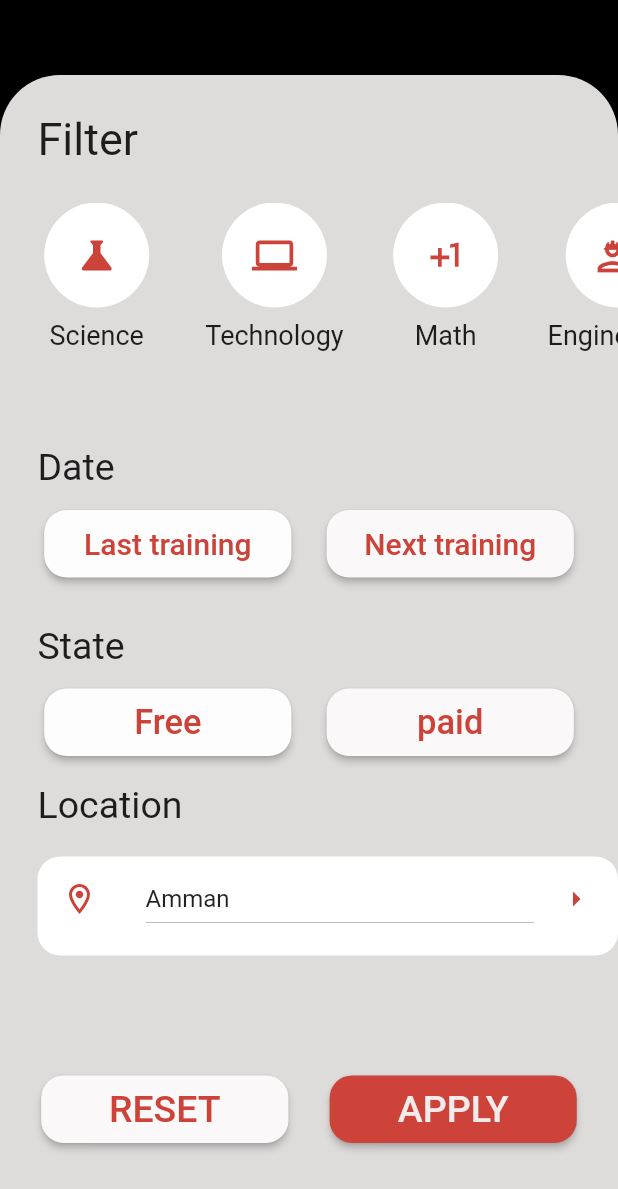
After one commit to tuqa99/Darebny, a Flutter app: the FilterPag screen opened directly, on a phone screen of 412 x 824 dp. The commit adds this screen. Shown: the top 1189 px of the screen. Run offline on Flutter 3.47's test engine with Material 2 defaults, Android fonts, the phone set to English and light mode, and no system bars; our stand-ins replace cloud_firestore, firebase_auth, firebase_core, unicons; accounts and stored records are empty; statements that could not run were skipped.

Commit message:
fliter page

```diff
--- a/lib/main.dart
+++ b/lib/main.dart
@@ -1,12 +1,16 @@
+import 'package:cloud_firestore/cloud_firestore.dart';
+import 'package:darebny/screens/Filter/filter%20page.dart';
 import 'package:firebase_core/firebase_core.dart';
 import 'firebase_options.dart';
 import 'package:darebny/screens/Splash.dart';
 import 'package:flutter/material.dart';
 
-void main() async{
+void main() async {
   {
     WidgetsFlutterBinding.ensureInitialized();
-    await Firebase.initializeApp(  options: DefaultFirebaseOptions.currentPlatform,);
+    await Firebase.initializeApp(
+      options: DefaultFirebaseOptions.currentPlatform,
+    );
     runApp(MyApp());
   }
   runApp(const MyApp());
@@ -19,7 +23,7 @@ class MyApp extends StatelessWidget {
   Widget build(BuildContext context) {
     return const MaterialApp(
       debugShowCheckedModeBanner: false,
-      home: Splash(),
+      home: FilterPag(),
     );
   }
 }
--- /dev/null
+++ b/lib/screens/Filter/Filter page.dart
@@ -0,0 +1,53 @@
+import 'package:darebny/screens/Filter/Filter%20widget.dart';
+import 'package:flutter/material.dart';
+
+class FilterPag extends StatefulWidget {
+  const FilterPag({super.key});
+
+  @override
+  State<FilterPag> createState() => _FilterPagState();
+}
+
+class _FilterPagState extends State<FilterPag> {
+  @override
+  Widget build(BuildContext context) {
+    return Scaffold(
+        body: Stack(
+      children: [
+        Container(
+          color: Colors.black,
+          height: MediaQuery.of(context).size.height,
+          width: MediaQuery.of(context).size.width,
+        ),
+        Padding(
+          padding: const EdgeInsets.only(top: 50.0),
+          child: Container(
+            height: MediaQuery.of(context).size.height,
+            width: MediaQuery.of(context).size.width,
+            decoration: BoxDecoration(
+                color: Color.fromRGBO(228, 225, 225, 0.973),
+                borderRadius: BorderRadius.only(
+                    topLeft: Radius.circular(40),
+                    topRight: Radius.circular(40))),
+            child: SingleChildScrollView(
+              child: Column(
+                crossAxisAlignment: CrossAxisAlignment.start,
+                children: [
+                  title(),
+                  IconsFields(),
+                  Date(),
+                  DateOption(),
+                  trainingstate(),
+                  trainingOption(),
+                  Location(),
+                  locationOptions(),
+                  ApplyBotton()
+                ],
+              ),
+            ),
+          ),
+        ),
+      ],
+    ));
+  }
+}
--- /dev/null
+++ b/lib/screens/Filter/Filter widget.dart
@@ -0,0 +1,344 @@
+import "package:flutter/material.dart";
+
+class title extends StatelessWidget {
+  const title({super.key});
+
+  @override
+  Widget build(BuildContext context) {
+    return Padding(
+      padding: const EdgeInsets.all(25.0),
+      child: Text(
+        'Filter',
+        style: TextStyle(fontSize: 30),
+      ),
+    );
+  }
+}
+
+class IconsFields extends StatefulWidget {
+  const IconsFields({super.key});
+
+  @override
+  State<IconsFields> createState() => _IconsFieldsState();
+}
+
+class _IconsFieldsState extends State<IconsFields> {
+  List<String> major = [
+    'Science',
+    'Technology',
+    'Math',
+    'Engineering',
+    'medical',
+    'Business ',
+    'languages',
+    'programming',
+    'lawyer'
+  ];
+  List<IconData> majorIcon = [
+    Icons.science,
+    Icons.computer,
+    Icons.plus_one_outlined,
+    Icons.engineering_outlined,
+    Icons.medical_services,
+    Icons.business,
+    Icons.language,
+    Icons.laptop_windows_sharp,
+    Icons.rule_folder_sharp
+  ];
+  @override
+  Widget build(BuildContext context) {
+    return Container(
+      height: 150,
+      width: double.infinity,
+      child: ListView.builder(
+        itemCount: major.length,
+        scrollDirection: Axis.horizontal,
+        itemBuilder: (context, index) {
+          return Padding(
+            padding: const EdgeInsets.only(left: 25.0),
+            child: GestureDetector(
+              onTap: () {},
+              child: Column(
+                children: [
+                  GestureDetector(
+                    onTap: () {},
+                    child: CircleAvatar(
+                      backgroundColor: Colors.white,
+                      radius: 35,
+                      child: Icon(majorIcon[index],
+                          size: 30, color: Color.fromRGBO(205, 67, 58, 1)),
+                    ),
+                  ),
+                  Padding(
+                    padding: const EdgeInsets.all(8.0),
+                    child: Text(
+                      major[index],
+                      style: TextStyle(fontSize: 18),
+                    ),
+                  )
+                ],
+              ),
+            ),
+          );
+        },
+      ),
+    );
+  }
+}
+
+class Date extends StatelessWidget {
+  const Date({super.key});
+
+  @override
+  Widget build(BuildContext context) {
+    return Padding(
+      padding: const EdgeInsets.only(top: 12.0, bottom: 8, left: 25),
+      child: Text(
+        'Date ',
+        style: TextStyle(fontSize: 25),
+      ),
+    );
+  }
+}
+
+class DateOption extends StatefulWidget {
+  const DateOption({super.key});
+
+  @override
+  State<DateOption> createState() => _DateOptionState();
+}
+
+class _DateOptionState extends State<DateOption> {
+  @override
+  Widget build(BuildContext context) {
+    return Padding(
+      padding: const EdgeInsets.all(6.0),
+      child: Row(
+        mainAxisAlignment: MainAxisAlignment.spaceEvenly,
+        children: [
+          Container(
+              height: 45,
+              width: MediaQuery.of(context).size.width * 0.4,
+              child: ElevatedButton(
+                  style: ButtonStyle(
+                      shape: MaterialStateProperty.all(RoundedRectangleBorder(
+                          borderRadius: BorderRadius.circular(15))),
+                      backgroundColor: MaterialStateProperty.all(
+                          Color.fromRGBO(253, 253, 253, 1))),
+                  onPressed: () {},
+                  child: Text(
+                    "Last training",
+                    style: TextStyle(
+                        color: Color.fromRGBO(205, 67, 58, 1), fontSize: 20),
+                  ))),
+          Container(
+              height: 45,
+              width: MediaQuery.of(context).size.width * 0.4,
+              child: ElevatedButton(
+                  style: ButtonStyle(
+                      shape: MaterialStateProperty.all(RoundedRectangleBorder(
+                          borderRadius: BorderRadius.circular(15))),
+                      backgroundColor: MaterialStateProperty.all(
+                          Color.fromRGBO(250, 248, 248, 1))),
+                  onPressed: () {},
+                  child: Text(
+                    "Next training",
+                    style: TextStyle(
+                        color: Color.fromRGBO(205, 67, 58, 1), fontSize: 20),
+                  ))),
+        ],
+      ),
+    );
+  }
+}
+
+class trainingstate extends StatelessWidget {
+  const trainingstate({super.key});
+
+  @override
+  Widget build(BuildContext context) {
+    return Padding(
+      padding: const EdgeInsets.only(top: 25.0, bottom: 8, left: 25),
+      child: Text(
+        'State ',
+        style: TextStyle(fontSize: 25),
+      ),
+    );
+  }
+}
+
+class trainingOption extends StatefulWidget {
+  const trainingOption({super.key});
+
+  @override
+  State<trainingOption> createState() => _trainingOptionState();
+}
+
+class _trainingOptionState extends State<trainingOption> {
+  @override
+  Widget build(BuildContext context) {
+    return Padding(
+      padding: const EdgeInsets.all(6.0),
+      child: Row(
+        mainAxisAlignment: MainAxisAlignment.spaceEvenly,
+        children: [
+          Container(
+              height: 45,
+              width: MediaQuery.of(context).size.width * 0.4,
+              child: ElevatedButton(
+                  style: ButtonStyle(
+                      shape: MaterialStateProperty.all(RoundedRectangleBorder(
+                          borderRadius: BorderRadius.circular(15))),
+                      backgroundColor: MaterialStateProperty.all(
+                          Color.fromRGBO(253, 253, 253, 1))),
+                  onPressed: () {},
+                  child: Text(
+                    "Free",
+                    style: TextStyle(
+                        color: Color.fromRGBO(205, 67, 58, 1), fontSize: 23),
+                  ))),
+          Container(
+              height: 45,
+              width: MediaQuery.of(context).size.width * 0.4,
+              child: ElevatedButton(
+                  style: ButtonStyle(
+                      shape: MaterialStateProperty.all(RoundedRectangleBorder(
+                          borderRadius: BorderRadius.circular(15))),
+                      backgroundColor: MaterialStateProperty.all(
+                          Color.fromRGBO(250, 248, 248, 1))),
+                  onPressed: () {},
+                  child: Text(
+                    "paid",
+                    style: TextStyle(
+                        color: Color.fromRGBO(205, 67, 58, 1), fontSize: 23),
+                  ))),
+        ],
+      ),
+    );
+  }
+}
+
+class Location extends StatelessWidget {
+  const Location({super.key});
+
+  @override
+  Widget build(BuildContext context) {
+    return Padding(
+      padding: const EdgeInsets.only(left: 25.0, top: 12, bottom: 8),
+      child: Text(
+        'Location',
+        style: TextStyle(fontSize: 25),
+      ),
+    );
+  }
+}
+
+class locationOptions extends StatefulWidget {
+  locationOptions({super.key});
+
+  @override
+  State<locationOptions> createState() => _locationOptionsState();
+}
+
+class _locationOptionsState extends State<locationOptions> {
+  String dropdownvalue = 'Amman';
+  // List of items in our dropdown menu
+  var items = [
+    'Amman',
+    'Irbid',
+    'Jaresh',
+    'Mafraq',
+    'Aqaba',
+    'Zarqa',
+  ];
+  @override
+  Widget build(BuildContext context) {
+    return Padding(
+      padding: const EdgeInsets.only(top: 12.0, left: 25),
+      child: Container(
+        width: MediaQuery.of(context).size.width,
+        height: MediaQuery.of(context).size.height * 0.08,
+        decoration: BoxDecoration(
+            borderRadius: BorderRadius.circular(15), color: Colors.white),
+        child: ListTile(
+          trailing: Icon(
+            Icons.arrow_right,
+            color: Color.fromRGBO(205, 67, 58, 1),
+          ),
+          leading: Icon(
+            Icons.location_on_outlined,
+            color: Color.fromRGBO(205, 67, 58, 1),
+          ),
+          title: DropdownButton(
+            iconEnabledColor: Colors.white,
+            value: dropdownvalue,
+            items: items.map((String items) {
+              return DropdownMenuItem(
+                value: items,
+                child: Text(items),
+              );
+            }).toList(),
+            // After selecting the desired option,it will
+            // change button value to selected value
+            onChanged: (String? value) {
+              setState(() {
+                dropdownvalue = value!;
+              });
+            },
+          ),
+        ),
+      ),
+    );
+  }
+}
+
+class ApplyBotton extends StatefulWidget {
+  const ApplyBotton({super.key});
+
+  @override
+  State<ApplyBotton> createState() => _ApplyBottonState();
+}
+
+class _ApplyBottonState extends State<ApplyBotton> {
+  @override
+  Widget build(BuildContext context) {
+    return Padding(
+      padding: const EdgeInsets.only(top: 80.0, bottom: 15),
+      child: Row(
+        mainAxisAlignment: MainAxisAlignment.spaceEvenly,
+        children: [
+          Container(
+              height: 45,
+              width: MediaQuery.of(context).size.width * 0.4,
+              child: ElevatedButton(
+                  style: ButtonStyle(
+                      shape: MaterialStateProperty.all(RoundedRectangleBorder(
+                          borderRadius: BorderRadius.circular(15))),
+                      backgroundColor: MaterialStateProperty.all(
+                          Color.fromRGBO(250, 248, 248, 1))),
+                  onPressed: () {},
+                  child: Text(
+                    "RESET",
+                    style: TextStyle(
+                        color: Color.fromRGBO(205, 67, 58, 1), fontSize: 25),
+                  ))),
+          Container(
+              height: 45,
+              width: MediaQuery.of(context).size.width * 0.4,
+              child: ElevatedButton(
+                  style: ButtonStyle(
+                      shape: MaterialStateProperty.all(RoundedRectangleBorder(
+                          borderRadius: BorderRadius.circular(15))),
+                      backgroundColor: MaterialStateProperty.all(
+                          Color.fromRGBO(205, 67, 58, 1))),
+                  onPressed: () {},
+                  child: Text(
+                    "APPLY",
+                    style: TextStyle(
+                        color: Color.fromRGBO(241, 235, 235, 1), fontSize: 25),
+                  ))),
+        ],
+      ),
+    );
+  }
+}
--- a/lib/screens/Training details page/Training details page.dart
+++ b/lib/screens/Training details page/Training details page.dart
@@ -56,7 +56,7 @@ class _TrainingDetailsState extends State<TrainingDetails> {
                   Locationinfo(),
                   Jobdes(),
                   requirements(),
-                  ApplyButton()
+                  ApplyButton(),
                 ],
               ),
             ),
```
Also changed, not shown: pubspec.lock.
